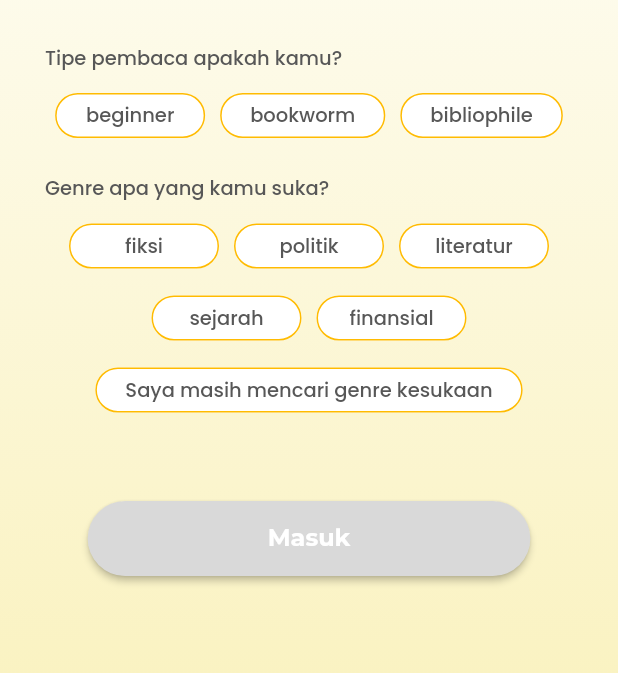
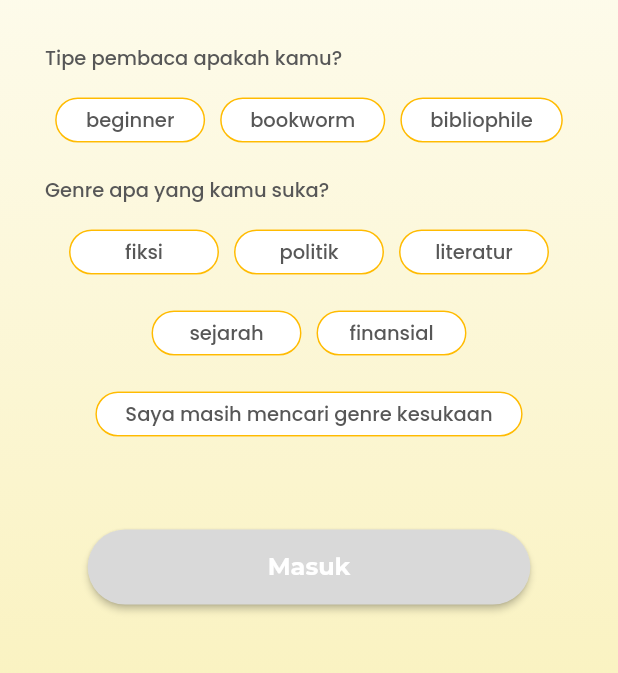
Before and after one commit to florentianayuwono/LiteUp, a Flutter app: the PersonalisationScreen screen opened directly, on a phone screen of 412 x 824 dp, the part 345-1018 px from its top. Run offline on Flutter 3.47's test engine with Material 2 defaults, Android fonts, the phone set to English and light mode, and no system bars; our stand-ins replace google_fonts, permission_handler; missing offline and left inert: flutter_sound; network calls fail.

Commit message:
Update responsive design

```diff
--- a/lite_up/lib/screens/flashcard_screen.dart
+++ b/lite_up/lib/screens/flashcard_screen.dart
@@ -1,5 +1,3 @@
-import 'dart:ffi';
-
 import 'package:flutter/material.dart';
 import 'package:flutter_sound/flutter_sound.dart';
 import 'package:google_fonts/google_fonts.dart';
--- a/lite_up/lib/screens/personalisation_screen.dart
+++ b/lite_up/lib/screens/personalisation_screen.dart
@@ -41,17 +41,17 @@ class _PersonalisationScreenState extends State<PersonalisationScreen> {
                     textAlign: TextAlign.center)),
             Container(
                 alignment: Alignment.centerLeft,
-                margin: const EdgeInsets.only(top: 30, left: 30),
+                margin: const EdgeInsets.only(top: 30, left: 30, bottom: 5),
                 child: Text(
                   'Tipe pembaca apakah kamu?',
                   style:
                       GoogleFonts.poppins(textStyle: personalisationTextstyle),
                 )),
-            Row(mainAxisAlignment: MainAxisAlignment.center, children: [
+            Wrap(alignment: WrapAlignment.center, children: [
               for (var text in personalisation_1)
                 Container(
                     margin:
-                        const EdgeInsets.symmetric(horizontal: 5, vertical: 5),
+                        const EdgeInsets.symmetric(horizontal: 5, vertical: 3),
                     child: PersonalisationButton(buttonText: text))
             ]),
             Container(
@@ -68,7 +68,7 @@ class _PersonalisationScreenState extends State<PersonalisationScreen> {
                   for (var text in personalisation_2)
                     Container(
                         margin: const EdgeInsets.symmetric(
-                            horizontal: 5, vertical: 0),
+                            horizontal: 5, vertical: 3),
                         child: PersonalisationButton(buttonText: text))
                 ]),
             Container(
--- a/lite_up/lib/screens/quiz_screen.dart
+++ b/lite_up/lib/screens/quiz_screen.dart
@@ -1,5 +1,3 @@
-import 'dart:ffi';
-
 import 'package:flutter/material.dart';
 import 'package:flutter_sound/flutter_sound.dart';
 import 'package:google_fonts/google_fonts.dart';
--- a/lite_up/lib/widgets/personalisation_button.dart
+++ b/lite_up/lib/widgets/personalisation_button.dart
@@ -43,7 +43,8 @@ class _PersonalisationButtonState extends State<PersonalisationButton> {
         pressed();
       },
       style: ElevatedButton.styleFrom(
-        minimumSize: Size(100, 30), side: BorderSide(width: 1, color:deepYellow),
+          minimumSize: Size(100, 30),
+          side: BorderSide(width: 1, color: deepYellow),
           padding: const EdgeInsets.symmetric(horizontal: 20),
           elevation: 0,
           primary: primary,
@@ -52,8 +53,10 @@ class _PersonalisationButtonState extends State<PersonalisationButton> {
               color: textColor, fontSize: 13, fontWeight: FontWeight.w500)),
       child: Text(
         widget.buttonText,
-        style: GoogleFonts.poppins(textStyle: TextStyle(
-            color: textColor, fontSize: 13, fontWeight: FontWeight.w500)),
+        textAlign: TextAlign.center,
+        style: GoogleFonts.poppins(
+            textStyle: TextStyle(
+                color: textColor, fontSize: 13, fontWeight: FontWeight.w500)),
       ),
     );
   }
```
